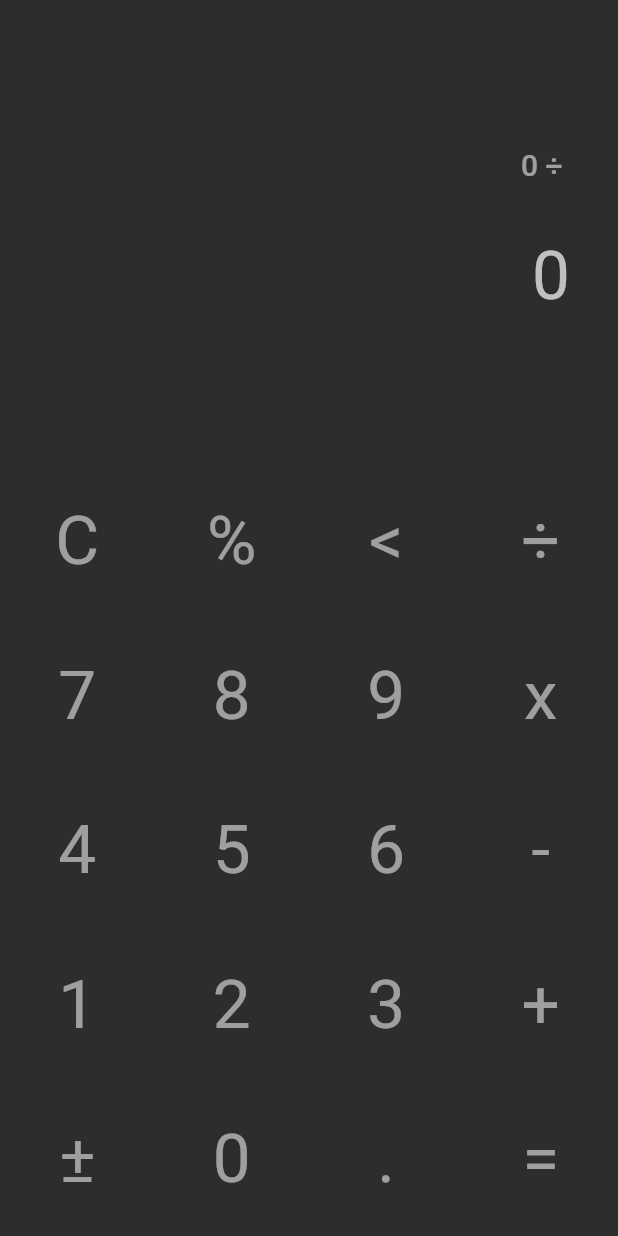
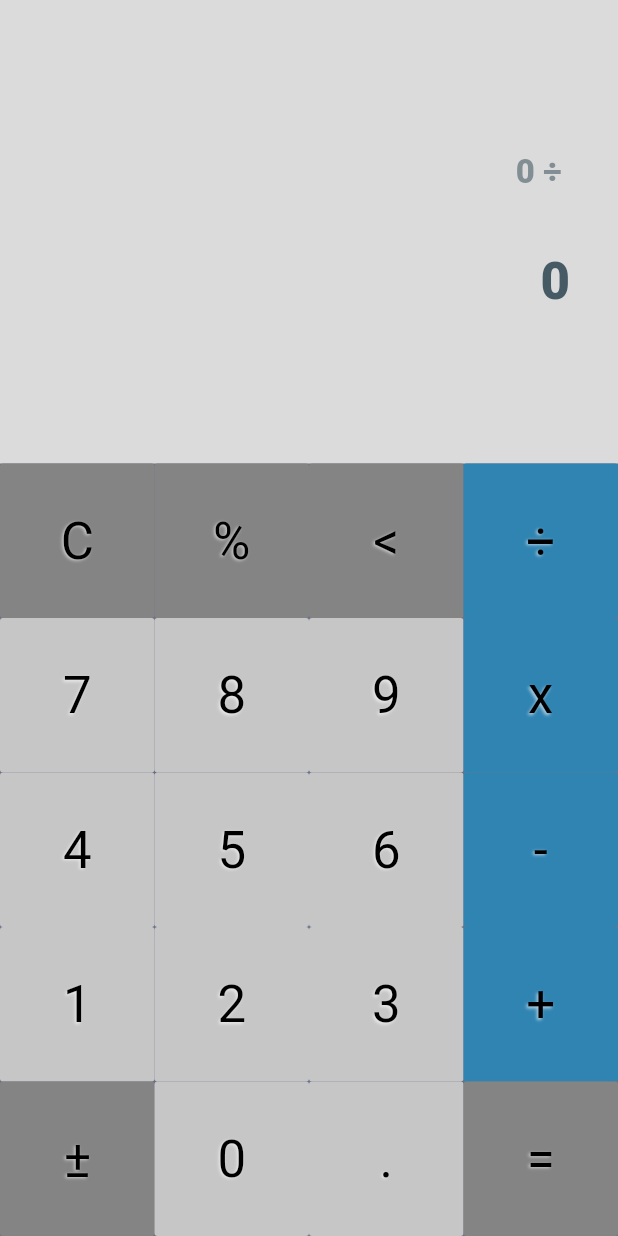
Before and after one commit to schwarzjunior/flutter_calculator, a Flutter app: the screen it shows after launch, after a tap on an icon or button, on a phone screen of 412 x 824 dp. Run offline on Flutter 3.47's test engine with Material 2 defaults, Android fonts, the phone set to English and light mode, and no system bars.

```diff
--- a/lib/controller/calc_controller.dart
+++ b/lib/controller/calc_controller.dart
@@ -2,8 +2,6 @@ import 'package:flutter_calculator_3/models/calc_item.dart';
 import 'package:flutter_calculator_3/models/calc_key_data.dart';
 
 typedef _CalcFn = num Function(num, num);
-
-const int _kPrecisionSize = 12;
 
 const String _SIGN = 'G';
 const String _EQUALS = 'E';
@@ -77,7 +75,7 @@ class CalcController {
     final String a = match.group(1);
     final String b = match.group(3);
 
-    final num result = _operationsTable[o](_toNum(a), _toNum(b));
+    final num result = _operationsTable[o](_expToNum(a), _expToNum(b));
 
     return _toStringPrecision(result);
   }
@@ -93,31 +91,40 @@ class CalcController {
   }
 
   void _handleNumber(CalcKeyData key) {
-    if (_item.isResult) {
-      _equationDisplay = '';
-      _equation = '';
-      _item = CalcItem.asNumber(key.key);
-    } else if (_item.isOperator) {
+    if (_item.isOperator) {
+      // adicionando o operador do item atual a equacao
       _equationDisplay += _item.valueAsText;
       _equation += _item.valueFixed;
       _item = CalcItem.asNumber(key.key);
+    } else if (_item.isResult) {
+      // iniciando um novo calculo
+      _fnClear();
+      _item = CalcItem.asNumber(key.key);
     } else {
+      // item atual eh um numero, processando o novo valor
       _item.process(key.key);
     }
   }
 
   void _handleOperator(CalcKeyData key) {
-    if (_item.isResult) {
-      _equationDisplay = _item.valueAsText;
-      _equation = _item.valueFixed;
-      _item = CalcItem.asOperator(_keysTable[key]);
-    } else if (_item.isNumber) {
-      _item.consolidateValue(_kPrecisionSize);
-      _equationDisplay += _item.valueAsText;
-      _equation += _item.valueFixed;
+    if (_item.isNumber) {
+      // adicionando o numero do item atual a equacao
+      if (_item.isResult) {
+        // substituindo a equacao pelo resultado do calculo anterior em item
+        _equationDisplay = _item.valueAsText;
+        _equation = _item.valueFixed;
+      } else {
+        // ajustando o numero atual antes de adiciona-lo a equacao
+        _item.consolidateValue();
+        // adicionando o numero atual a equacao
+        _equationDisplay += _item.valueAsText;
+        _equation += _item.valueFixed;
+      }
+      // criando o novo item com o operador
       _item = CalcItem.asOperator(_keysTable[key]);
     } else {
-      _item.process(key.key);
+      // item atual ja eh um operador, e sera substituido pelo novo
+      _item.process(_keysTable[key]);
     }
   }
 
@@ -143,21 +150,27 @@ class CalcController {
     _item = CalcItem.asNumber();
   }
 
-  void _fnUndo() {}
+  void _fnUndo() {
+    _item.undo();
+  }
 
+  /// Retorna o proximo calculo da equacao a ser executado, respeitando as prioridades
+  /// dos operadores de multiplicacao e divisao, sobre a adicao e a subtracao.
   static Match _nextOperation(String calc) {
-    final String pattern =
-        _hasPriorityOperation(calc) ? r'G?\d+\.?\d*[MD]G?\d+\.?\b\d*' : r'G?\d+\.?\d*[AS]G?\d+\.?\b\d*';
+    // Checa se existe algum operador prioritario na equacao
+    final bool hasPriority = RegExp(r'[MD]').hasMatch(calc);
+
+    final String pattern = hasPriority ? r'G?\d+\.?\d*[MD]G?\d+\.?\b\d*' : r'G?\d+\.?\d*[AS]G?\d+\.?\b\d*';
     return RegExp(pattern).firstMatch(calc);
   }
 
-  static bool _hasPriorityOperation(String calc) {
-    return RegExp(r'[MD]').hasMatch(calc);
-  }
+  /// Converte uma expressao, [value], para o seu valor numerico correspondente,
+  /// substituindo o caractere 'G' pelo sinal de menos (-) quando necessario.
+  static num _expToNum(String value) => num.parse(value.replaceFirstMapped(RegExp(r'^G'), (m) => '-'));
 
-  static num _toNum(String value) => num.parse(value.replaceFirstMapped(RegExp(r'^G'), (m) => '-'));
-
-  static String _toStringPrecision(num value) => num.parse(value.toStringAsPrecision(_kPrecisionSize))
+  /// Converte o num [value] em um string, removendo o ponto decimal e/ou o(s) zero(s) do seu
+  /// final quando o valor de [value] eh um inteiro.
+  static String _toStringPrecision(num value) => num.parse(value.toStringAsPrecision(kPrecisionSize))
       .toString()
       .replaceFirstMapped(RegExp(r'\.0+$'), (_) => '');
 }
--- a/lib/main.dart
+++ b/lib/main.dart
@@ -1,5 +1,6 @@
 import 'package:flutter/material.dart';
 import 'package:flutter_calculator_3/ui/screens/calc_screen.dart';
+import 'package:flutter_calculator_3/ui/widgets/theme/app_theme.dart';
 
 void main() => runApp(MyApp());
 
@@ -10,7 +11,15 @@ class MyApp extends StatelessWidget {
       debugShowCheckedModeBanner: false,
       title: 'Flutter Calculator 3',
       theme: ThemeData(primarySwatch: Colors.teal),
-      home: CalcScreen(),
+      themeMode: ThemeMode.system,
+      home: Builder(
+        builder: (context) {
+          final ThemeMode themeMode = (MediaQuery.of(context).platformBrightness == Brightness.light)
+              ? ThemeMode.light
+              : ThemeMode.dark;
+          return AppTheme(themeMode: themeMode, child: CalcScreen());
+        },
+      ),
     );
   }
 }
--- a/lib/models/calc_item.dart
+++ b/lib/models/calc_item.dart
@@ -1,3 +1,5 @@
+const int kPrecisionSize = 12;
+
 const String _pMinusSign = r'\-*';
 const String _pOperatorsAndSign = r'[ASMDG]';
 const String _pEndsWithDecimal = r'\.$';
@@ -26,10 +28,13 @@ class CalcItem {
     }
   }
 
+  /// Cria um novo [CalcItem] representando um numero.
   factory CalcItem.asNumber([String value = '0']) => CalcItem._(value, false);
 
+  /// Cria um novo [CalcItem] representando o resultado de um calculo.
   factory CalcItem.asResult(String value) => CalcItem._(value, true);
 
+  /// Cria um novo [CalcItem] representando um operador.
   factory CalcItem.asOperator(String value) => CalcItem._(value, false);
 
   String _value;
@@ -50,31 +55,44 @@ class CalcItem {
   /// (removendo ponto decimal do seu final, caso terminar com este).
   String get valueFixed => isOperator ? _value : value.replaceFirst(RegExp(_pEndsWithDecimal), '');
 
+  /// Checa se o valor do item representa um numero, permitindo que
+  /// este termine com um ponto decimal.
   bool get isNumber => _isNumber(_value, true);
 
+  /// Checa se o valor do item representa um operador.
   bool get isOperator => _isOperator(_value);
 
+  /// Retorna true se o valor do item representa um numero e for negativo.
   bool get isNegative => _isNegative;
 
+  /// Retorna true se o valor do item representa o resultado de um calculo.
   bool get isResult => _isResult;
 
   /// Consolida o valor do item.
   ///
-  /// Se o item for um numero, e for um inteiro, remove o ponto decimal e os zeros seguintes.
-  void consolidateValue(int precisionSize) => _value = !isNumber ? _value : _consolidateNumber(valueFixed);
+  /// Se o item for um numero inteiro, remove o ponto decimal e os zeros seguintes.
+  void consolidateValue() => _value = !isNumber ? _value : _consolidateNumber(_value);
 
+  /// Processa o valor de [value].
+  ///
+  /// - Se [value] for um numero, atualiza o valor do item atual com o novo valor.
+  /// - Se [value] for um operador, substitui o valor do item atual pelo novo.
   void process(String value) {
     if (isNumber) {
       if (value == '.') {
         if (!RegExp(_pDecimal).hasMatch(_value)) {
+          // So adiciona o ponto decimal caso o valor do item atual ja nao contiver um
           _value += value;
         }
       } else if (_value == '0') {
+        // Se o valor do item atual for zero, este sera completamente substituido pelo novo
         _value = value;
       } else {
+        // Adicionando o novo valor ao item atual
         _value += value;
       }
     } else if (isOperator) {
+      // Substituindo o operador do item atual pelo novo
       _changeOperator(value);
     }
   }
@@ -85,7 +103,15 @@ class CalcItem {
   /// Se [_value] for um operador, modifica o operador de [_value].
   void _changeOperator(String value) => _value = (isOperator && _isOperator(value)) ? value : _value;
 
-  void undo() {}
+  void undo() {
+    if (isOperator) return;
+
+    if (isResult || _value.length == 1) {
+      _value = '0';
+    } else {
+      _value = _value.substring(0, _value.length - 1);
+    }
+  }
 
   /// Checa se [value] corresponde a um numero.
   static bool _isNumber(String value, bool allowEndsWithDecimal) {
@@ -98,8 +124,8 @@ class CalcItem {
     return RegExp(_pOperatorsFull).hasMatch(value);
   }
 
-  static String _consolidateNumber(String value, [int precisionSize = 12]) {
-    return num.parse(num.parse(value).toStringAsPrecision(precisionSize))
+  static String _consolidateNumber(String value) {
+    return num.parse(num.parse(value).toStringAsPrecision(kPrecisionSize))
         .toString()
         .replaceFirstMapped(RegExp(r'\.0+$'), (_) => '');
   }
--- /dev/null
+++ b/lib/models/calc_theme.dart
@@ -0,0 +1,39 @@
+import 'package:flutter/material.dart';
+
+class CalcTheme {
+  const CalcTheme({
+    this.backgroundColor,
+    this.displayTheme,
+    this.keyTheme,
+  });
+
+  final Color backgroundColor;
+  final CalcDisplayTheme displayTheme;
+  final CalcKeyTheme keyTheme;
+}
+
+class CalcDisplayTheme {
+  const CalcDisplayTheme({
+    this.displayColor,
+    this.displayTextStyle,
+    this.equationTextStyle,
+  });
+
+  final Color displayColor;
+  final TextStyle displayTextStyle;
+  final TextStyle equationTextStyle;
+}
+
+class CalcKeyTheme {
+  const CalcKeyTheme({
+    this.numberColor,
+    this.operatorColor,
+    this.functionColor,
+    this.textStyle,
+  });
+
+  final Color numberColor;
+  final Color operatorColor;
+  final Color functionColor;
+  final TextStyle textStyle;
+}
--- /dev/null
+++ b/lib/settings/app_themes.dart
@@ -0,0 +1,88 @@
+import 'package:flutter/material.dart';
+import 'package:flutter_calculator_3/models/calc_theme.dart';
+
+const CalcTheme lightTheme = const CalcTheme(
+  backgroundColor: const Color(0xff6b7389),
+  displayTheme: const CalcDisplayTheme(
+    displayColor: const Color(0xffdbdbdb),
+    displayTextStyle: const TextStyle(
+      color: const Color(0xff455a64),
+      fontSize: 34.0,
+      fontWeight: FontWeight.w800,
+      fontFamily: 'Roboto',
+      textBaseline: TextBaseline.alphabetic,
+      decoration: TextDecoration.none,
+    ),
+    equationTextStyle: const TextStyle(
+      color: const Color(0x99455a64),
+      fontSize: 22.0,
+      fontWeight: FontWeight.w800,
+      fontFamily: 'Roboto',
+      textBaseline: TextBaseline.alphabetic,
+      decoration: TextDecoration.none,
+    ),
+  ),
+  keyTheme: const CalcKeyTheme(
+    numberColor: const Color(0xffc6c6c6),
+    operatorColor: const Color(0xff3084b2),
+    functionColor: const Color(0xff848484),
+    textStyle: const TextStyle(
+      color: const Color(0xff000000),
+      shadows: <Shadow>[
+        const Shadow(
+          offset: const Offset(-1, 1),
+          color: const Color(0x99ffffff),
+          blurRadius: 2.0,
+        ),
+      ],
+      fontSize: 34.0,
+      fontWeight: FontWeight.w400,
+      fontFamily: 'Roboto',
+      textBaseline: TextBaseline.alphabetic,
+      decoration: TextDecoration.none,
+    ),
+  ),
+);
+
+const CalcTheme darkTheme = const CalcTheme(
+  backgroundColor: const Color(0xff565e70),
+  displayTheme: const CalcDisplayTheme(
+    displayColor: const Color(0xff2d2d2d),
+    displayTextStyle: const TextStyle(
+      color: const Color(0xffffffff),
+      fontSize: 34.0,
+      fontWeight: FontWeight.w800,
+      fontFamily: 'Roboto',
+      textBaseline: TextBaseline.alphabetic,
+      decoration: TextDecoration.none,
+    ),
+    equationTextStyle: const TextStyle(
+      color: const Color(0x99ffffff),
+      fontSize: 22.0,
+      fontWeight: FontWeight.w800,
+      fontFamily: 'Roboto',
+      textBaseline: TextBaseline.alphabetic,
+      decoration: TextDecoration.none,
+    ),
+  ),
+  keyTheme: const CalcKeyTheme(
+    numberColor: const Color(0xff444444),
+    operatorColor: const Color(0xff1b4b66),
+    functionColor: const Color(0xff262626),
+    textStyle: const TextStyle(
+      color: const Color(0xffffffff),
+      shadows: <Shadow>[
+        const Shadow(
+          offset: const Offset(-1, 1),
+          color: const Color(0x99ffffff),
+          blurRadius: 2.0,
+        ),
+      ],
+      fontSize: 34.0,
+      fontWeight: FontWeight.w400,
+      fontFamily: 'Roboto',
+      textBaseline: TextBaseline.alphabetic,
+      decoration: TextDecoration.none,
+    ),
+  ),
+);
--- a/lib/ui/screens/calc_screen.dart
+++ b/lib/ui/screens/calc_screen.dart
@@ -3,6 +3,7 @@ import 'package:flutter_calculator_3/blocs/calc_bloc.dart';
 import 'package:flutter_calculator_3/blocs/calc_state.dart';
 import 'package:flutter_calculator_3/ui/widgets/calc_display.dart';
 import 'package:flutter_calculator_3/ui/widgets/calc_key_pad.dart';
+import 'package:flutter_calculator_3/ui/widgets/theme/app_theme.dart';
 
 class CalcScreen extends StatefulWidget {
   @override
@@ -16,7 +17,7 @@ class _CalcScreenState extends State<CalcScreen> {
   @override
   Widget build(BuildContext context) {
     return Scaffold(
-      backgroundColor: const Color(0xff2d2d2d),
+      backgroundColor: AppTheme.of(context).backgroundColor,
       body: Column(
         mainAxisAlignment: MainAxisAlignment.center,
         children: <Widget>[
--- a/lib/ui/widgets/calc_display.dart
+++ b/lib/ui/widgets/calc_display.dart
@@ -1,4 +1,5 @@
 import 'package:flutter/material.dart';
+import 'package:flutter_calculator_3/ui/widgets/theme/app_theme.dart';
 
 class CalcDisplay extends StatelessWidget {
   const CalcDisplay({Key key, this.displayText, this.equationText, this.height}) : super(key: key);
@@ -11,14 +12,18 @@ class CalcDisplay extends StatelessWidget {
 
   @override
   Widget build(BuildContext context) {
+    final AppTheme appTheme = AppTheme.of(context);
+
     return Container(
       padding: EdgeInsets.symmetric(vertical: _margin),
       constraints: BoxConstraints.expand(height: height),
+      color: appTheme.displayTheme.displayColor,
       child: Container(
         padding: const EdgeInsets.all(32),
         constraints: BoxConstraints.expand(height: height - _margin),
         decoration: BoxDecoration(
-          color: Color(0xff2d2d2d),
+          // color: Color(0xff2d2d2d),
+          color: appTheme.displayTheme.displayColor,
         ),
         child: Column(
           mainAxisAlignment: MainAxisAlignment.spaceEvenly,
@@ -26,11 +31,13 @@ class CalcDisplay extends StatelessWidget {
           children: <Widget>[
             Text(
               equationText ?? '',
-              style: Theme.of(context).textTheme.title.copyWith(color: Colors.white54),
+              // style: Theme.of(context).textTheme.title.copyWith(color: Colors.white54),
+              style: appTheme.displayTheme.equationTextStyle,
             ),
             Text(
               displayText ?? '',
-              style: Theme.of(context).textTheme.display2.copyWith(color: Colors.white70),
+              // style: Theme.of(context).textTheme.display2.copyWith(color: Colors.white70),
+              style: appTheme.displayTheme.displayTextStyle,
               maxLines: 1,
               overflow: TextOverflow.ellipsis,
               textAlign: TextAlign.right,
--- a/lib/ui/widgets/calc_key.dart
+++ b/lib/ui/widgets/calc_key.dart
@@ -1,5 +1,6 @@
 import 'package:flutter/material.dart';
 import 'package:flutter_calculator_3/models/calc_key_data.dart';
+import 'package:flutter_calculator_3/ui/widgets/theme/app_theme.dart';
 
 typedef CalcKeyCallback = void Function(CalcKeyData);
 
@@ -12,19 +13,33 @@ class CalcKey extends StatelessWidget {
 
   @override
   Widget build(BuildContext context) {
+    final AppTheme appTheme = AppTheme.of(context);
     final double size = MediaQuery.of(context).size.width / 4.0;
 
     return Container(
       width: size * flex,
       height: size,
       child: FlatButton(
-        color: const Color(0xff2d2d2d),
+        // color: const Color(0xff2d2d2d),
+        // color: appTheme.keyTheme.numberColor,
+        color: _getColor(appTheme),
         child: Text(
           keyData.key,
-          style: Theme.of(context).textTheme.display2.copyWith(color: Colors.white54),
+          // style: Theme.of(context).textTheme.display2.copyWith(color: Colors.white54),
+          style: appTheme.keyTheme.textStyle,
         ),
         onPressed: () => onPressed(keyData),
       ),
     );
   }
+
+  Color _getColor(AppTheme appTheme) {
+    if (keyData.isNumber) {
+      return appTheme.keyTheme.numberColor;
+    } else if (keyData.isOperator) {
+      return appTheme.keyTheme.operatorColor;
+    } else {
+      return appTheme.keyTheme.functionColor;
+    }
+  }
 }
--- /dev/null
+++ b/lib/ui/widgets/theme/app_theme.dart
@@ -0,0 +1,38 @@
+import 'package:flutter/material.dart';
+import 'package:flutter_calculator_3/models/calc_theme.dart';
+import 'package:flutter_calculator_3/settings/app_themes.dart';
+
+class AppTheme extends InheritedWidget {
+  AppTheme._({
+    Key key,
+    @required this.themeMode,
+    @required Widget child,
+    this.backgroundColor,
+    this.displayTheme,
+    this.keyTheme,
+  })  : assert(themeMode != null),
+        assert(child != null),
+        super(key: key, child: child);
+
+  factory AppTheme({Key key, @required ThemeMode themeMode, @required Widget child}) {
+    final CalcTheme calcTheme = (themeMode == ThemeMode.light) ? lightTheme : darkTheme;
+    return AppTheme._(
+      key: key,
+      themeMode: themeMode,
+      child: child,
+      backgroundColor: calcTheme.backgroundColor,
+      displayTheme: calcTheme.displayTheme,
+      keyTheme: calcTheme.keyTheme,
+    );
+  }
+
+  final ThemeMode themeMode;
+  final Color backgroundColor;
+  final CalcDisplayTheme displayTheme;
+  final CalcKeyTheme keyTheme;
+
+  static AppTheme of(BuildContext context) => context.dependOnInheritedWidgetOfExactType<AppTheme>();
+
+  @override
+  bool updateShouldNotify(AppTheme oldWidget) => themeMode != oldWidget.themeMode;
+}
```
